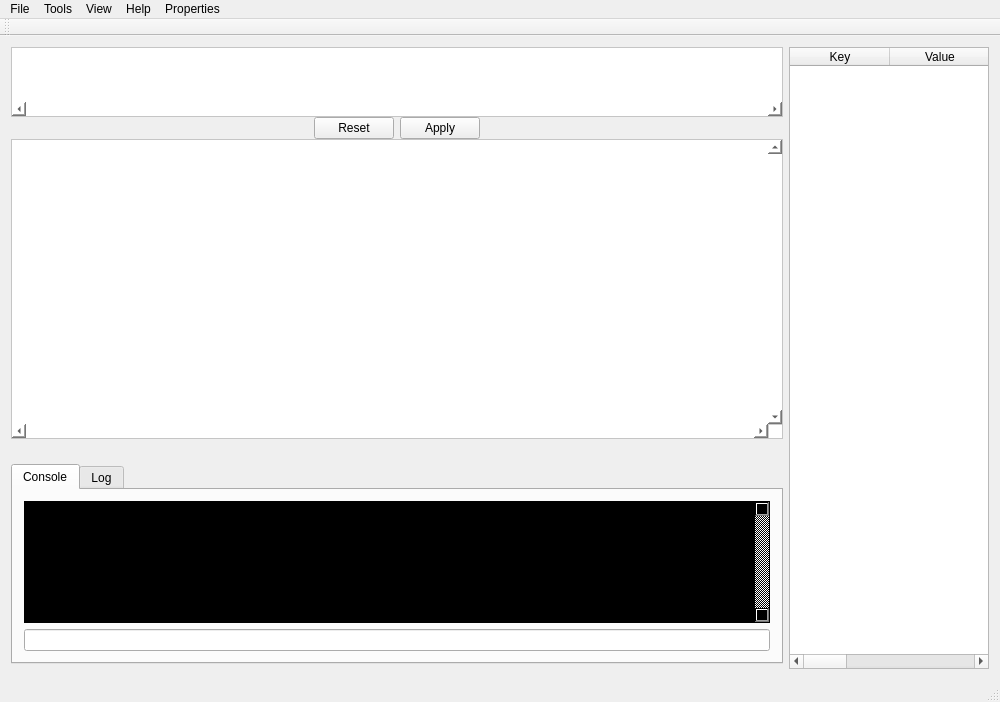
Qt form src_gui/mainwindow.ui (tadasamantri/anise_gui) before a commit.
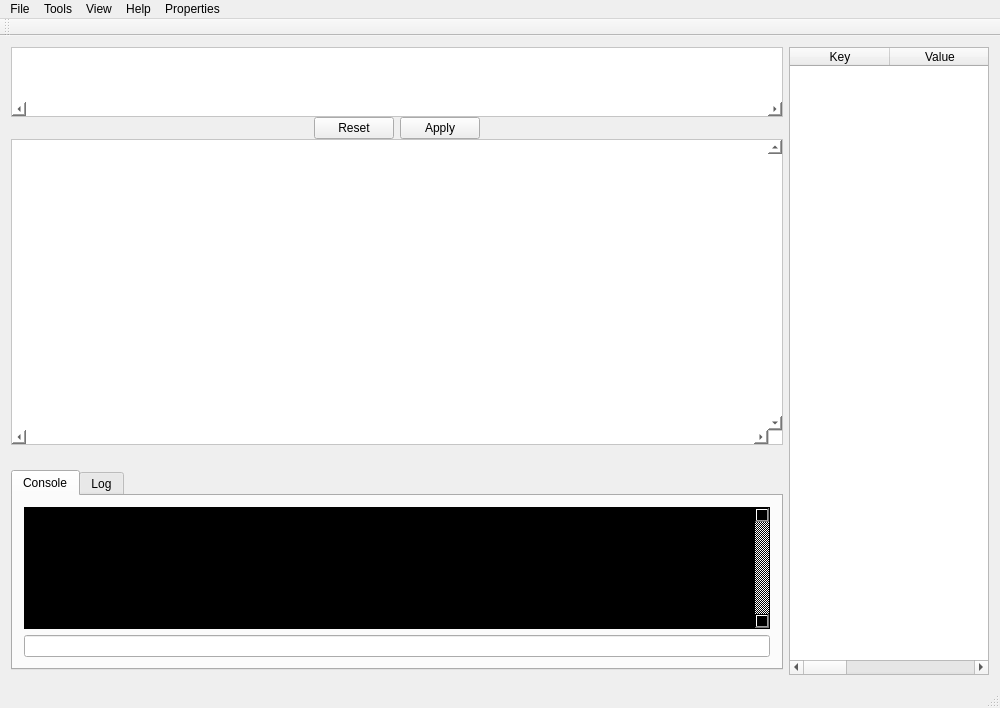
The same form after that commit. Custom widgets are drawn as their Qt base class.

Commit message: readded hide child on drag, bug solved

```diff
--- a/src_gui/mainwindow.ui
+++ b/src_gui/mainwindow.ui
@@ -7,7 +7,7 @@
     <x>0</x>
     <y>0</y>
     <width>1000</width>
-    <height>700</height>
+    <height>708</height>
    </rect>
   </property>
   <property name="sizePolicy">
@@ -262,6 +262,12 @@
       <property name="columnCount">
        <number>4</number>
       </property>
+      <attribute name="horizontalHeaderCascadingSectionResizes">
+       <bool>true</bool>
+      </attribute>
+      <attribute name="horizontalHeaderStretchLastSection">
+       <bool>true</bool>
+      </attribute>
       <attribute name="verticalHeaderVisible">
        <bool>false</bool>
       </attribute>
```
The commit also changes 2 other files.
